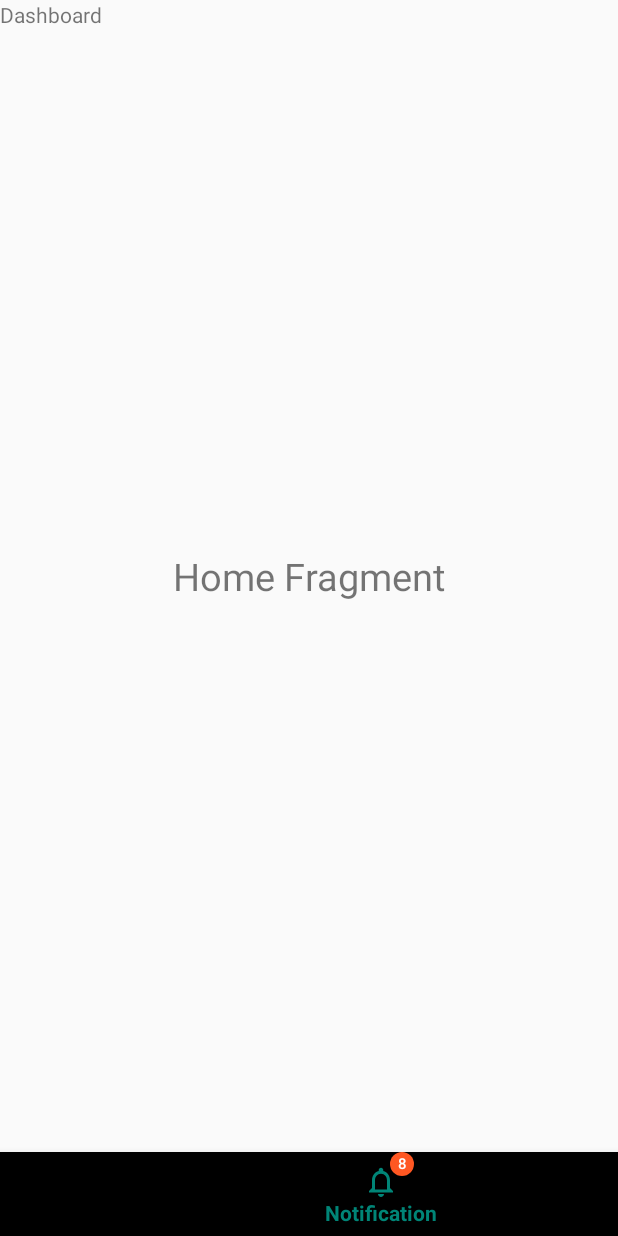
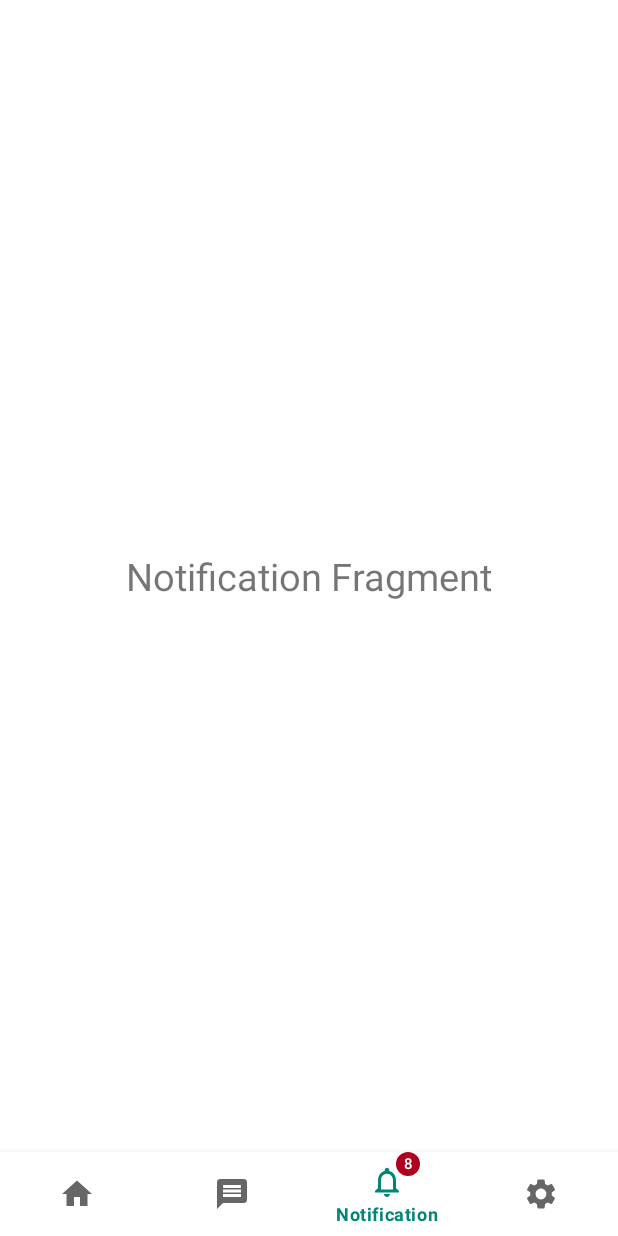
Before and after one commit to BK-KAVIYA/Rent-Car-Mobile-Application, an Android app: the screen it shows after launch once a user with an empty profile is signed in (Dashboard), item 3 of the bottom bar chosen, on a phone screen of 412 x 824 dp. Run offline under Robolectric (Android 15) with nearby library versions, the phone set to English and light mode, and no system bars; our stand-ins replace Firebase (no records; nobody signed in at launch, a user with empty details on screens opened directly); Roboto replaces fonts that are not available here.

Commit message:
navigation bar finish

```diff
--- a/app/src/main/AndroidManifest.xml
+++ b/app/src/main/AndroidManifest.xml
@@ -12,7 +12,8 @@
         <activity android:name=".SingUp"></activity>
         <activity android:name=".Login" />
         <activity android:name=".Dashboard" />
-        <activity android:name=".MainActivity">
+        <activity android:name=".MainActivity"
+            android:exported="true">
             <intent-filter>
                 <action android:name="android.intent.action.MAIN" />
 
--- a/app/src/main/java/com/example/sourthenlankacarrental/Dashboard.java
+++ b/app/src/main/java/com/example/sourthenlankacarrental/Dashboard.java
@@ -20,28 +20,42 @@
 
     @Override
     protected void onCreate(Bundle savedInstanceState) {
+        getSupportActionBar().hide();
         super.onCreate(savedInstanceState);
         setContentView(R.layout.activity_dashboard);
 
         bottomNavigationView =findViewById(R.id.bottom_navigation);
         getSupportFragmentManager().beginTransaction().replace(R.id.container,homeFragment).commit();
-        BadgeDrawable badgeDrawable=bottomNavigationView.getOrCreateBadge(R.id.notification);
-        badgeDrawable.setVisible(true);
-        badgeDrawable.setNumber(8);
 
-        bottomNavigationView.setOnItemReselectedListener(new NavigationBarView.OnItemReselectedListener() {
+
+
+        try {
+            BadgeDrawable badgeDrawable=bottomNavigationView.getOrCreateBadge(R.id.notification);
+            badgeDrawable.setVisible(true);
+            badgeDrawable.setNumber(8);
+        }catch (Exception e){
+            System.out.println("=================================================="+e);
+        }
+
+        bottomNavigationView.setOnItemSelectedListener(new NavigationBarView.OnItemSelectedListener() {
+
             @Override
-            public void onNavigationItemReselected(@NonNull MenuItem item) {
+            public boolean onNavigationItemSelected(@NonNull MenuItem item) {
                 switch (item.getItemId()){
                     case R.id.home:
                         getSupportFragmentManager().beginTransaction().replace(R.id.container,homeFragment).commit();
+                        return true;
                     case R.id.notification:
                         getSupportFragmentManager().beginTransaction().replace(R.id.container,notificationFragment).commit();
+                        return true;
                     case R.id.message:
                         getSupportFragmentManager().beginTransaction().replace(R.id.container,messageFragment).commit();
+                        return true;
                     case R.id.setting:
                         getSupportFragmentManager().beginTransaction().replace(R.id.container,settingFragment).commit();
+                        return true;
                 }
+                return false;
             }
         });
     }
--- a/app/src/main/java/com/example/sourthenlankacarrental/Login.java
+++ b/app/src/main/java/com/example/sourthenlankacarrental/Login.java
@@ -32,8 +32,8 @@
     @Override
     protected void onCreate(Bundle savedInstanceState) {
         super.onCreate(savedInstanceState);
-        //getWindow().setFlags(WindowManager.LayoutParams.FLAG_FULLSCREEN,WindowManager.LayoutParams.FLAG_FULLSCREEN);
         setContentView(R.layout.activity_login);
+        getSupportActionBar().hide();
 
         //Hooks
         callSingup= findViewById(R.id.singup_screen);
--- a/app/src/main/java/com/example/sourthenlankacarrental/MainActivity.java
+++ b/app/src/main/java/com/example/sourthenlankacarrental/MainActivity.java
@@ -28,8 +28,8 @@
     @Override
     protected void onCreate(Bundle savedInstanceState) {
         super.onCreate(savedInstanceState);
-       // getWindow().setFlags(WindowManager.LayoutParams.FLAG_FULLSCREEN,WindowManager.LayoutParams.FLAG_FULLSCREEN);
         setContentView(R.layout.activity_main);
+        getSupportActionBar().hide();
 
         //Animation
         toAnim= AnimationUtils.loadAnimation(this,R.anim.top_animation);
--- a/app/src/main/java/com/example/sourthenlankacarrental/SingUp.java
+++ b/app/src/main/java/com/example/sourthenlankacarrental/SingUp.java
@@ -34,6 +34,7 @@
         super.onCreate(savedInstanceState);
         //getWindow().setFlags(WindowManager.LayoutParams.FLAG_FULLSCREEN,WindowManager.LayoutParams.FLAG_FULLSCREEN);
         setContentView(R.layout.activity_sing_up);
+        getSupportActionBar().hide();
 
 
         //Hooks to all xml element in activity sing up
--- a/app/src/main/res/layout/activity_dashboard.xml
+++ b/app/src/main/res/layout/activity_dashboard.xml
@@ -19,11 +19,5 @@
         android:layout_alignParentBottom="true"
         app:menu="@menu/bottom_nav_menu"
         />
-    <TextView
-        android:id="@+id/textView4"
-        android:layout_width="wrap_content"
-        android:layout_height="wrap_content"
-        android:text="Dashboard"
-        tools:layout_editor_absoluteX="163dp"
-        tools:layout_editor_absoluteY="391dp" />
+
 </RelativeLayout>
--- a/app/src/main/res/layout/fragment_setting.xml
+++ b/app/src/main/res/layout/fragment_setting.xml
@@ -8,7 +8,7 @@
     <TextView
         android:layout_width="wrap_content"
         android:layout_height="wrap_content"
-        android:text="Notification Fragment"
+        android:text="Setting Fragment"
         android:textSize="25dp"
         android:layout_centerInParent="true"/>
 
--- a/app/src/main/res/values/styles.xml
+++ b/app/src/main/res/values/styles.xml
@@ -1,7 +1,7 @@
 <resources>
 
     <!-- Base application theme. -->
-    <style name="AppTheme" parent="Theme.AppCompat.Light.NoActionBar">
+    <style name="AppTheme" parent="Theme.MaterialComponents.Light.DarkActionBar">
         <!-- Customize your theme here. -->
         <item name="colorPrimary">@color/colorPrimary</item>
         <item name="colorPrimaryDark">@color/colorPrimaryDark</item>
```
